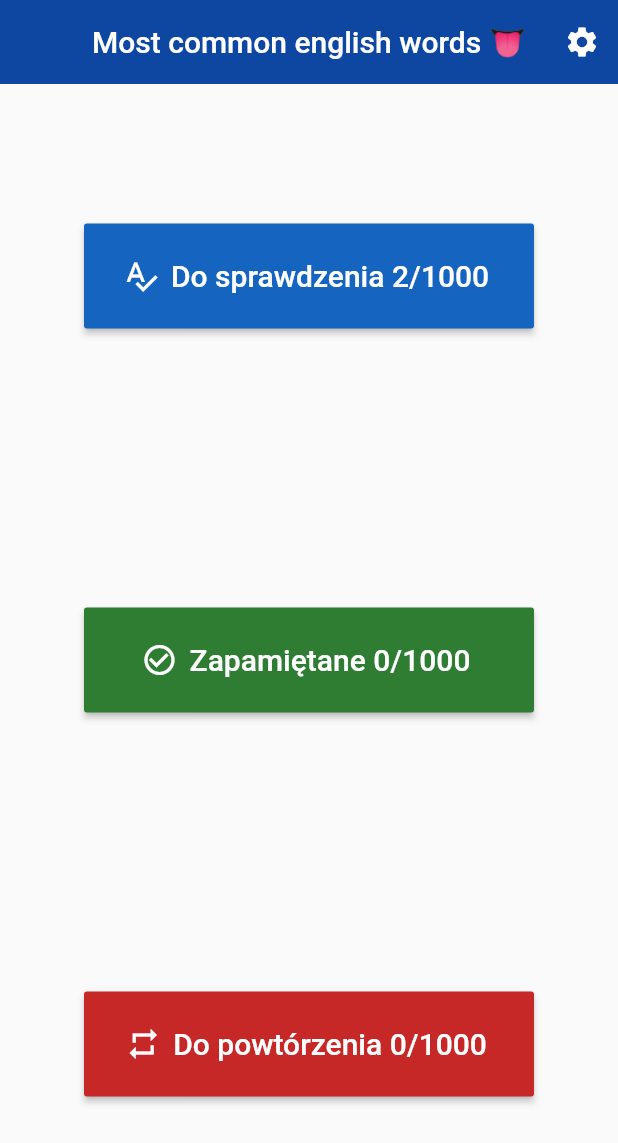
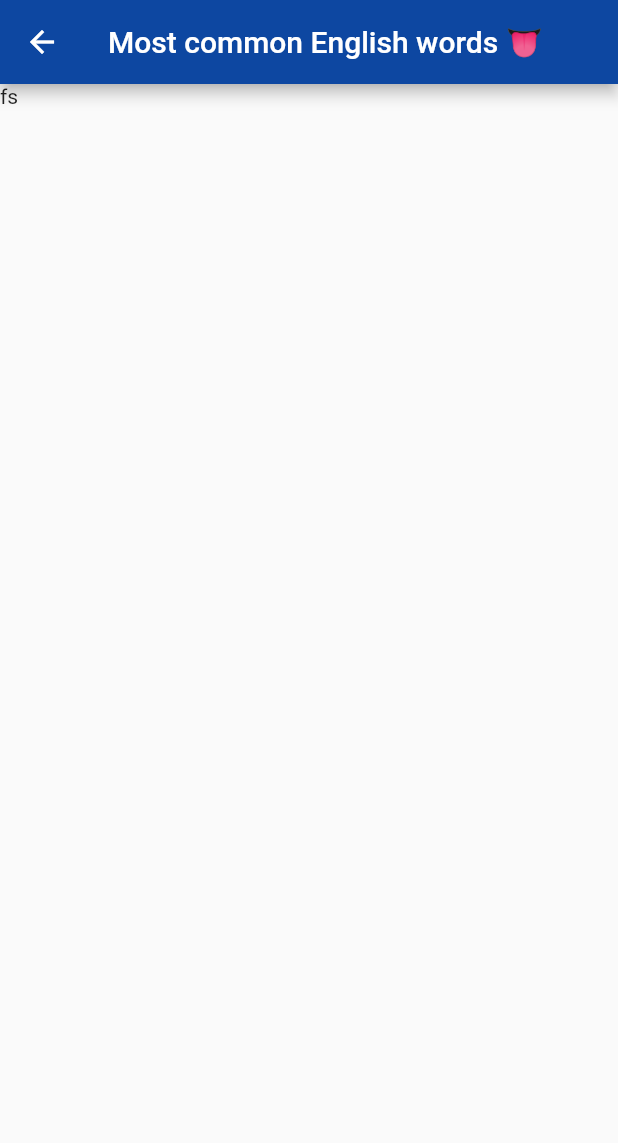
Before and after one commit to Kacperell/english1000, a Flutter app: the screen it shows after launch, after a tap on an icon or button, on a phone screen of 412 x 824 dp. Shown: the top 1143 px of the screen. Run offline on Flutter 3.47's test engine with Material 2 defaults, Android fonts, the phone set to English and light mode, and no system bars; our stand-ins replace sqflite; accounts and stored records are empty.

Commit message:
route to wordView

```diff
--- a/lib/main.dart
+++ b/lib/main.dart
@@ -1,4 +1,5 @@
 import 'package:english1000/pages/home.dart';
+import 'package:english1000/pages/wordView.dart';
 import 'package:flutter/material.dart';
 import 'package:flutter_localizations/flutter_localizations.dart';
 
@@ -7,6 +8,7 @@ import 'ap_localisations.dart';
 void main() {
   runApp(MaterialApp(
     // home: Home(),
+
     supportedLocales: [
       Locale('en', 'EN'),
       Locale('pl', 'PL'),
@@ -28,7 +30,7 @@ void main() {
     initialRoute: '/',
     routes: {
       '/': (context) => Home(),
-      // '/home': (context) => Home(),
+      '/wordView': (context) => WordView(),
       // '/location': (context) => ChooseLocation()
     },
   ));
--- a/lib/pages/home.dart
+++ b/lib/pages/home.dart
@@ -1,7 +1,6 @@
+import 'package:english1000/pages/wordView.dart';
 import 'package:english1000/providers/words_provider.dart';
 import 'package:flutter/material.dart';
-
-import '../ap_localisations.dart';
 
 class Home extends StatefulWidget {
   Home({Key key}) : super(key: key);
@@ -16,7 +15,7 @@ class _HomeState extends State<Home> {
     return Scaffold(
         appBar: AppBar(
           backgroundColor: Colors.blue[900],
-          title: const Text('Most common english words 👅'),
+          title: const Text('Most common English words 👅'),
           actions: <Widget>[
             IconButton(
               icon: const Icon(Icons.settings),
@@ -71,6 +70,13 @@ class _HomeButton extends StatelessWidget {
                 onPressed: () async {
                   var count = await WordsProvider.getCount(_categoryState);
                   print(count);
+
+                  await Navigator.pushNamed(context, '/wordView',
+                      arguments: {'exampleArgument': 'xddd'});
+
+                  // TODO set first of categori to id from which we will start
+                  // TODO view and give them id of word
+                  // TODO next prev id ++ -- ? ,they will not always be in order?;
                 },
               );
             }
--- /dev/null
+++ b/lib/pages/wordView.dart
@@ -0,0 +1,23 @@
+import 'package:flutter/material.dart';
+
+class WordView extends StatefulWidget {
+  @override
+  _WordViewState createState() => _WordViewState();
+}
+
+class _WordViewState extends State<WordView> {
+  @override
+  Widget build(BuildContext context) {
+    final Map arguments = ModalRoute.of(context).settings.arguments as Map;
+
+    if (arguments != null) print(arguments['exampleArgument']);
+    print(arguments);
+    return Scaffold(
+      appBar: AppBar(
+        backgroundColor: Colors.blue[900],
+        title: const Text('Most common English words 👅'),
+      ),
+      body: Text('fs'),
+    );
+  }
+}
--- a/lib/providers/words_provider.dart
+++ b/lib/providers/words_provider.dart
@@ -1,7 +1,5 @@
 import 'package:sqflite/sqflite.dart';
 import 'package:path/path.dart';
-
-import '../ap_localisations.dart';
 
 class WordsProvider {
   static Database db;
```
